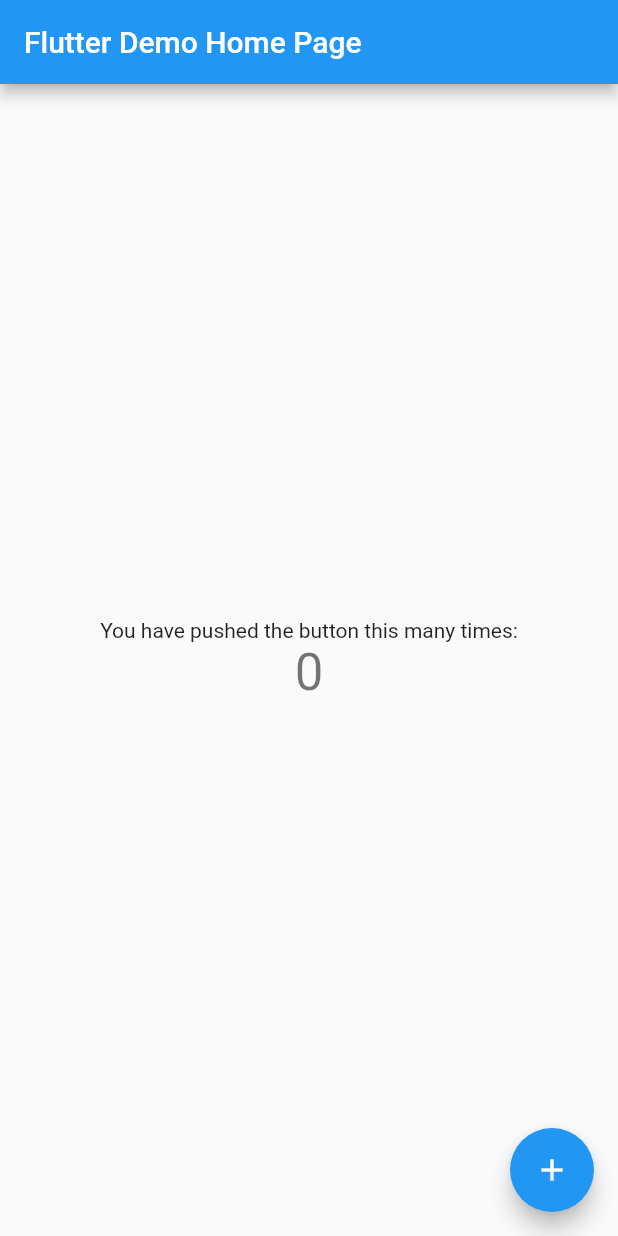
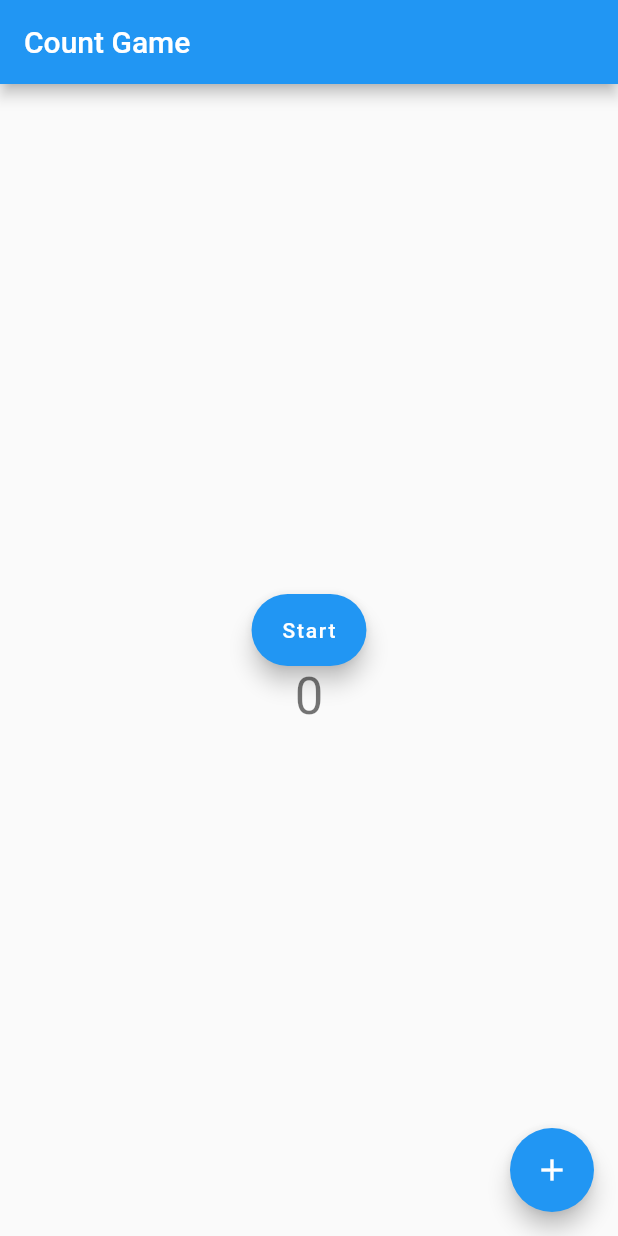
Before and after one commit to h16k/count_game, a Flutter app: the screen it shows after launch, on a phone screen of 412 x 824 dp. Run offline on Flutter 3.47's test engine with Material 2 defaults, Android fonts, the light colour scheme and no system bars.

Commit message:
整数をランダムに作成する＝これが答えとなる数

```diff
--- a/lib/main.dart
+++ b/lib/main.dart
@@ -1,4 +1,5 @@
 import 'package:flutter/material.dart';
+import 'dart:math';
 
 void main() {
   runApp(const MyApp());
@@ -10,11 +11,11 @@
   @override
   Widget build(BuildContext context) {
     return MaterialApp(
-      title: 'Flutter Demo',
+      title: 'Count Game',
       theme: ThemeData(
         primarySwatch: Colors.blue,
       ),
-      home: const MyHomePage(title: 'Flutter Demo Home Page'),
+      home: const MyHomePage(title: 'Count Game'),
     );
   }
 }
@@ -29,10 +30,17 @@
 
 class _MyHomePageState extends State<MyHomePage> {
   int _counter = 0;
+  int _answer = 0;
 
   void _incrementCounter() {
     setState(() {
       _counter++;
+    });
+  }
+
+  void _setAnswer(){
+    setState(() {
+      _answer = Random().nextInt(10);
     });
   }
 
@@ -46,16 +54,19 @@
         child: Column(
           mainAxisAlignment: MainAxisAlignment.center,
           children: <Widget>[
-            const Text(
-              'You have pushed the button this many times:',
-            ),
+            FloatingActionButton.extended(
+              onPressed: _setAnswer,
+              tooltip: 'Start',
+              label: const Text('Start'),
+              ),
             Text(
-              '$_counter',
+              '$_answer',
               style: Theme.of(context).textTheme.headline4,
             ),
           ],
         ),
       ),
+
       floatingActionButton: FloatingActionButton(
         onPressed: _incrementCounter,
         tooltip: 'Increment',
```
